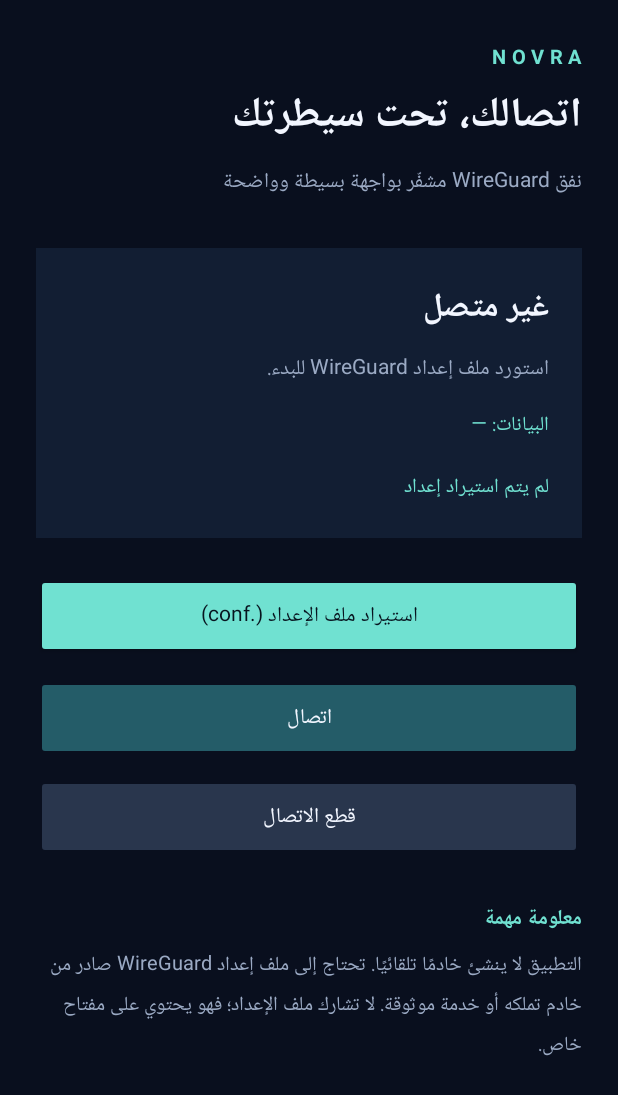
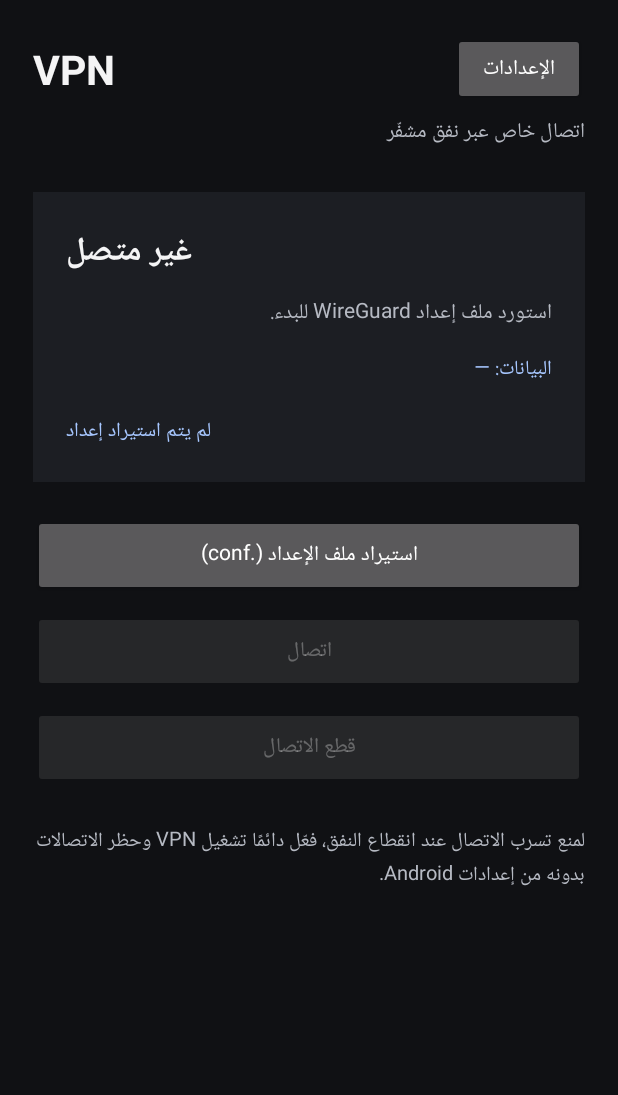
Before and after one commit to baraazaki1234-coder/VPN, an Android app: the screen it shows after launch (MainActivity), on a phone screen of 412 x 824 dp. Shown: the top 1095 px of the screen. Run offline under Robolectric (Android 15) with nearby library versions, the phone set to English and light mode, and no system bars; libraries missing offline, so code that uses them is left out: com.wireguard.android, com.wireguard.config; 1 statement that could not run was skipped.

Commit message:
Replace branding with a clean neutral VPN interface

```diff
--- a/app/src/main/res/layout/activity_main.xml
+++ b/app/src/main/res/layout/activity_main.xml
@@ -1,139 +1,116 @@
 <?xml version="1.0" encoding="utf-8"?>
 <ScrollView xmlns:android="http://schemas.android.com/apk/res/android"
+    android:id="@+id/rootView"
     android:layout_width="match_parent"
     android:layout_height="match_parent"
-    android:background="#090F1E"
+    android:background="#101114"
     android:fillViewport="true">
-
     <LinearLayout
         android:layout_width="match_parent"
         android:layout_height="wrap_content"
         android:orientation="vertical"
-        android:paddingStart="24dp"
-        android:paddingEnd="24dp"
-        android:paddingTop="28dp"
-        android:paddingBottom="28dp"
-        android:layoutDirection="rtl">
-
-        <TextView
-            android:layout_width="wrap_content"
-            android:layout_height="wrap_content"
-            android:text="NOVRA"
-            android:textColor="#70E1D1"
-            android:textSize="13sp"
-            android:letterSpacing="0.28"
-            android:textStyle="bold" />
-
-        <TextView
-            android:layout_width="wrap_content"
-            android:layout_height="wrap_content"
-            android:layout_marginTop="8dp"
-            android:text="اتصالك، تحت سيطرتك"
-            android:textColor="#F2F6FF"
-            android:textSize="27sp"
-            android:textStyle="bold" />
-
-        <TextView
-            android:layout_width="wrap_content"
-            android:layout_height="wrap_content"
-            android:layout_marginTop="8dp"
-            android:text="نفق WireGuard مشفّر بواجهة بسيطة وواضحة"
-            android:textColor="#9BAAC4"
-            android:textSize="14sp" />
-
+        android:padding="22dp"
+        android:layoutDirection="locale">
         <LinearLayout
             android:layout_width="match_parent"
             android:layout_height="wrap_content"
-            android:layout_marginTop="32dp"
+            android:gravity="center_vertical"
+            android:orientation="horizontal">
+            <TextView
+                android:id="@+id/titleText"
+                android:layout_width="0dp"
+                android:layout_height="wrap_content"
+                android:layout_weight="1"
+                android:text="VPN"
+                android:textColor="#F4F4F5"
+                android:textSize="27sp"
+                android:textStyle="bold"/>
+            <Button
+                android:id="@+id/settingsButton"
+                android:layout_width="wrap_content"
+                android:layout_height="48dp"
+                android:text="الإعدادات"
+                android:textAllCaps="false"/>
+        </LinearLayout>
+        <TextView
+            android:id="@+id/subtitleText"
+            android:layout_width="match_parent"
+            android:layout_height="wrap_content"
+            android:layout_marginTop="6dp"
+            android:text="اتصال خاص عبر نفق مشفّر"
+            android:textColor="#B6BAC3"
+            android:textSize="14sp"/>
+        <LinearLayout
+            android:id="@+id/statusCard"
+            android:layout_width="match_parent"
+            android:layout_height="wrap_content"
+            android:layout_marginTop="28dp"
             android:padding="22dp"
             android:orientation="vertical"
-            android:background="#121E33">
-
+            android:background="#1C1E23">
             <TextView
                 android:id="@+id/statusText"
                 android:layout_width="wrap_content"
                 android:layout_height="wrap_content"
                 android:text="غير متصل"
-                android:textColor="#F2F6FF"
+                android:textColor="#F4F4F5"
                 android:textSize="22sp"
-                android:textStyle="bold" />
-
+                android:textStyle="bold"/>
             <TextView
                 android:id="@+id/detailText"
                 android:layout_width="match_parent"
                 android:layout_height="wrap_content"
                 android:layout_marginTop="9dp"
                 android:text="استورد ملف إعداد WireGuard للبدء."
-                android:textColor="#9BAAC4"
-                android:textSize="14sp" />
-
+                android:textColor="#B6BAC3"
+                android:textSize="14sp"/>
             <TextView
                 android:id="@+id/statsText"
                 android:layout_width="match_parent"
                 android:layout_height="wrap_content"
                 android:layout_marginTop="14dp"
                 android:text="البيانات: —"
-                android:textColor="#70E1D1"
-                android:textSize="13sp" />
-
+                android:textColor="#A7C7FF"
+                android:textSize="13sp"/>
             <TextView
                 android:id="@+id/configName"
                 android:layout_width="wrap_content"
                 android:layout_height="wrap_content"
                 android:layout_marginTop="18dp"
                 android:text="لم يتم استيراد إعداد"
-                android:textColor="#70E1D1"
-                android:textSize="13sp" />
+                android:textColor="#A7C7FF"
+                android:textSize="13sp"/>
         </LinearLayout>
-
         <Button
             android:id="@+id/importButton"
             android:layout_width="match_parent"
-            android:layout_height="56dp"
-            android:layout_marginTop="24dp"
+            android:layout_height="54dp"
+            android:layout_marginTop="22dp"
             android:text="استيراد ملف الإعداد (.conf)"
-            android:textAllCaps="false"
-            android:textColor="#07131E"
-            android:backgroundTint="#70E1D1" />
-
+            android:textAllCaps="false"/>
         <Button
             android:id="@+id/connectButton"
             android:layout_width="match_parent"
-            android:layout_height="56dp"
-            android:layout_marginTop="12dp"
+            android:layout_height="54dp"
+            android:layout_marginTop="10dp"
             android:enabled="false"
             android:text="اتصال"
-            android:textAllCaps="false"
-            android:textColor="#F2F6FF"
-            android:backgroundTint="#245C68" />
-
+            android:textAllCaps="false"/>
         <Button
             android:id="@+id/disconnectButton"
             android:layout_width="match_parent"
-            android:layout_height="56dp"
+            android:layout_height="54dp"
             android:layout_marginTop="10dp"
             android:enabled="false"
             android:text="قطع الاتصال"
-            android:textAllCaps="false"
-            android:textColor="#F2F6FF"
-            android:backgroundTint="#29364D" />
-
+            android:textAllCaps="false"/>
         <TextView
+            android:id="@+id/securityNote"
             android:layout_width="match_parent"
             android:layout_height="wrap_content"
-            android:layout_marginTop="28dp"
-            android:text="معلومة مهمة"
-            android:textColor="#70E1D1"
-            android:textSize="14sp"
-            android:textStyle="bold" />
-
-        <TextView
-            android:layout_width="match_parent"
-            android:layout_height="wrap_content"
-            android:layout_marginTop="7dp"
-            android:text="التطبيق لا ينشئ خادمًا تلقائيًا. تحتاج إلى ملف إعداد WireGuard صادر من خادم تملكه أو خدمة موثوقة. لا تشارك ملف الإعداد؛ فهو يحتوي على مفتاح خاص."
-            android:textColor="#9BAAC4"
-            android:textSize="13sp"
-            android:lineSpacingExtra="4dp" />
+            android:layout_marginTop="24dp"
+            android:text="لمنع تسرب الاتصال عند انقطاع النفق، فعّل دائمًا تشغيل VPN وحظر الاتصالات بدونه من إعدادات Android."
+            android:textColor="#B6BAC3"
+            android:textSize="13sp"/>
     </LinearLayout>
 </ScrollView>
```
